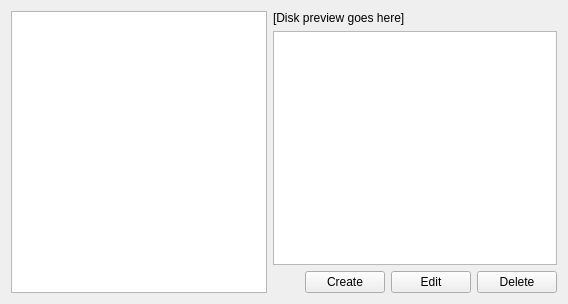
First picture: the form in src/modules/partition/PartitionPage.ui, repository calamares/calamares, before the edit.
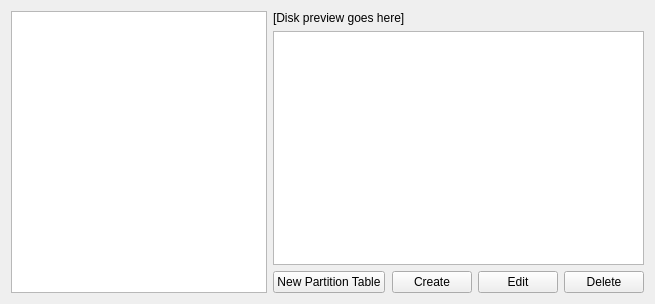
Second picture: the form after the edit.

Commit message: Add the ability to (re)create partition tables

What changed in the file:
```diff
--- a/src/modules/partition/PartitionPage.ui
+++ b/src/modules/partition/PartitionPage.ui
@@ -6,7 +6,7 @@
    <rect>
     <x>0</x>
     <y>0</y>
-    <width>568</width>
+    <width>655</width>
     <height>304</height>
    </rect>
   </property>
@@ -23,6 +23,13 @@
    </item>
    <item row="2" column="1">
     <layout class="QHBoxLayout" name="horizontalLayout">
+     <item>
+      <widget class="QPushButton" name="newPartitionTableButton">
+       <property name="text">
+        <string>New Partition Table</string>
+       </property>
+      </widget>
+     </item>
      <item>
       <spacer name="horizontalSpacer">
        <property name="orientation">
```
The commit also changes 6 other files.
